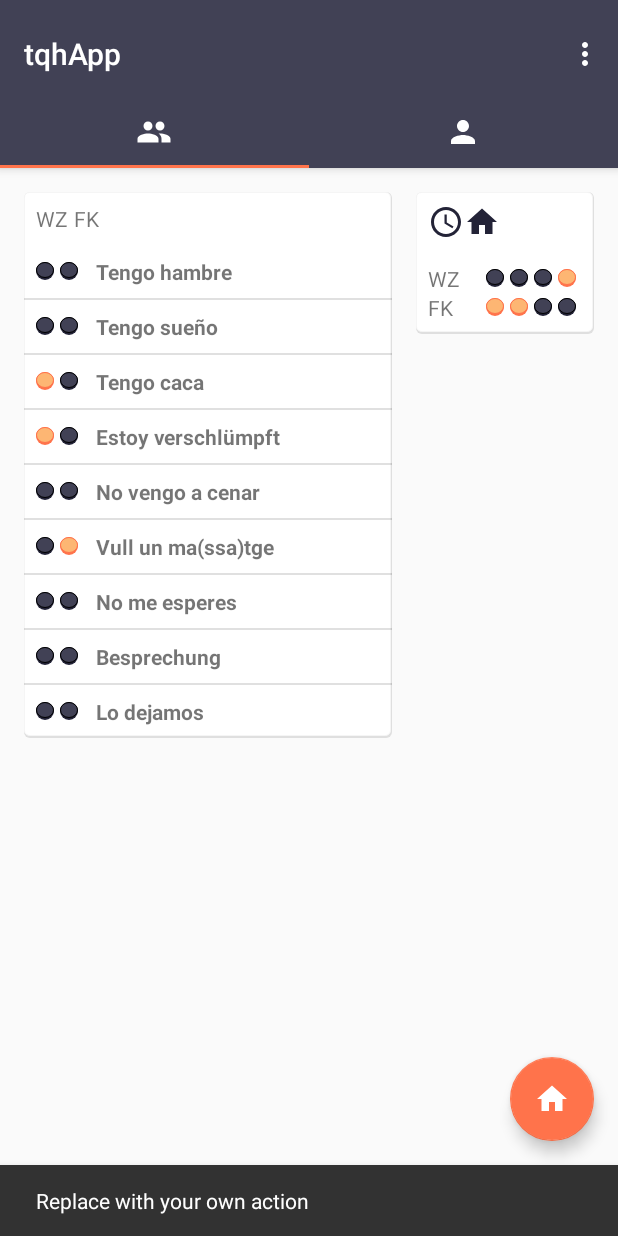
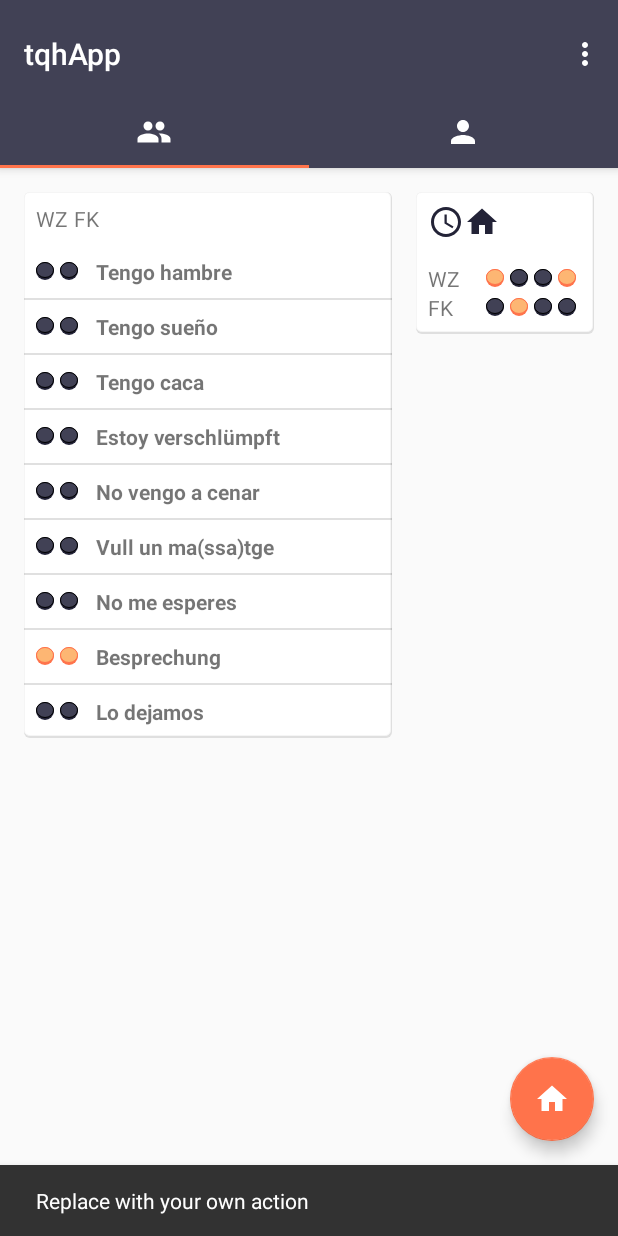
Before and after one commit to farrutapps/tqh, an Android app: the screen it shows after launch (MainActivity), after a tap on an icon or button, on a phone screen of 412 x 824 dp. Run offline under Robolectric (Android 15) with nearby library versions, the phone set to English and light mode, and no system bars.

Commit message:
client_android_app: Created Controller. Clean Code. Local Main Fragment Functionality Tested

```diff
--- a/Client/tqhApp/app/src/main/java/com/farrutaps/tqhapp/Adapters/StatusAdapter.java
+++ b/Client/tqhApp/app/src/main/java/com/farrutaps/tqhapp/Adapters/StatusAdapter.java
@@ -2,8 +2,6 @@ package com.farrutaps.tqhapp.Adapters;
 
 
 import android.content.Context;
-import android.graphics.drawable.GradientDrawable;
-import android.support.v4.content.ContextCompat;
 import android.view.LayoutInflater;
 import android.view.View;
 import android.view.ViewGroup;
@@ -26,11 +24,11 @@ public class StatusAdapter extends BaseAdapter {
     private User userWZ, userFK;
     private LayoutInflater layoutInflater = null;
 
-    public StatusAdapter(Context context, Options[] options, User userWZ, User userFK) {
+    public StatusAdapter(Context context, Options[] options, List<User> users) {
         this.context = context;
         this.options = new ArrayList<>(Arrays.asList(options));
-        this.userWZ = userWZ;
-        this.userFK = userFK;
+        this.userWZ = users.get(0);
+        this.userFK = users.get(1);
         this.layoutInflater = (LayoutInflater) this.context.getSystemService(Context.LAYOUT_INFLATER_SERVICE);
     }
 
@@ -63,9 +61,10 @@ public class StatusAdapter extends BaseAdapter {
 
         // Set item data
         statusHolder.tvStatus.setText(options.get(position).getTitle());
+
         boolean wzOn, fkOn;
-        wzOn = userWZ.getStatus().getStatus(options.get(position));
-        fkOn = userFK.getStatus().getStatus(options.get(position));
+        wzOn = userWZ.getStatus().getOnFromOption(options.get(position));
+        fkOn = userFK.getStatus().getOnFromOption(options.get(position));
         setLedColor(statusHolder.ledWZ, wzOn, convertView);
         setLedColor(statusHolder.ledFK, fkOn, convertView);
 
--- /dev/null
+++ b/Client/tqhApp/app/src/main/java/com/farrutaps/tqhapp/controller/Controller.java
@@ -0,0 +1,32 @@
+package com.farrutaps.tqhapp.controller;
+
+import com.farrutaps.tqhapp.model.User;
+
+import java.util.ArrayList;
+import java.util.List;
+
+public class Controller {
+
+    private static List<User> users;
+    private static User master;
+
+    public Controller()
+    {
+        users = new ArrayList<>();
+        users.add(new User("WZ"));
+        users.add(new User("FK"));
+    }
+
+
+    public static void setMaster(User user) {
+        master = user;
+    }
+
+    public static User getMaster() {
+        return master;
+    }
+
+    public static List<User> getUsers() {
+        return users;
+    }
+}
--- a/Client/tqhApp/app/src/main/java/com/farrutaps/tqhapp/model/Options.java
+++ b/Client/tqhApp/app/src/main/java/com/farrutaps/tqhapp/model/Options.java
@@ -1,4 +1,6 @@
 package com.farrutaps.tqhapp.model;
+
+import java.util.Random;
 
 /**
  * Created by Sònia Batllori on 15/02/2018.
@@ -16,7 +18,6 @@ public enum Options {
     LO_DEJAMOS("Lo dejamos");
 
     private String title;
-
     Options(String title) {
         this.title = title;
     }
@@ -25,4 +26,9 @@ public enum Options {
         return title;
     }
 
+    public Options getRandom() {
+        Random r = new Random();
+        int index = r.nextInt(Options.values().length);
+        return Options.values()[index];
+    }
 }
--- a/Client/tqhApp/app/src/main/java/com/farrutaps/tqhapp/model/Status.java
+++ b/Client/tqhApp/app/src/main/java/com/farrutaps/tqhapp/model/Status.java
@@ -17,11 +17,11 @@ public class Status {
         return statusInfoMap;
     }
 
-    public boolean getStatus(Options op) {
+    public boolean getOnFromOption(Options op) {
         return statusInfoMap.get(op);
     }
 
-    public void setStatus(Options op, Boolean status) {
-        statusInfoMap.put(op, status);
+    public void setOnToOption(Options op, Boolean on) {
+        statusInfoMap.put(op, on);
     }
 }
--- a/Client/tqhApp/app/src/main/java/com/farrutaps/tqhapp/model/User.java
+++ b/Client/tqhApp/app/src/main/java/com/farrutaps/tqhapp/model/User.java
@@ -4,27 +4,31 @@ public class User {
 
     private String username;
     private Status status;
-    private int hour;
+    private int backHome;
 
     public User(String username) {
         this.username = username;
         this.status = new Status();
-        this.hour = 0;
+        this.backHome = 0;
+    }
+
+    public String getUsername() {
+        return username;
+    }
+
+    public void setUsername(String username) {
+        this.username = username;
     }
 
     public Status getStatus() {
         return status;
     }
 
-    public void setStatus(Options op, boolean on) {
-        status.setStatus(op, on);
+    public int getBackHome() {
+        return backHome;
     }
 
-    public int getHour() {
-        return hour;
-    }
-
-    public void setHour(int hour){
-        this.hour = hour;
+    public void setBackHome(int backHome) {
+        this.backHome = backHome;
     }
 }
--- a/Client/tqhApp/app/src/main/java/com/farrutaps/tqhapp/view/MainActivity.java
+++ b/Client/tqhApp/app/src/main/java/com/farrutaps/tqhapp/view/MainActivity.java
@@ -21,66 +21,89 @@ import android.widget.ListView;
 
 import com.farrutaps.tqhapp.Adapters.StatusAdapter;
 import com.farrutaps.tqhapp.R;
+import com.farrutaps.tqhapp.controller.Controller;
 import com.farrutaps.tqhapp.model.Options;
 import com.farrutaps.tqhapp.model.User;
+
+import java.util.Random;
 
 
 public class MainActivity extends AppCompatActivity {
 
     private static final int NUM_TABS = 2;
-    private static User userWZ, userFK;
 
-    /**
-     * The {@link android.support.v4.view.PagerAdapter} that will provide
-     * fragments for each of the sections. We use a
-     * {@link FragmentPagerAdapter} derivative, which will keep every
-     * loaded fragment in memory. If this becomes too memory intensive, it
-     * may be best to switch to a
-     * {@link android.support.v4.app.FragmentStatePagerAdapter}.
-     */
+    /* Activity Resources*/
     private SectionsPagerAdapter mSectionsPagerAdapter;
+    private ViewPager mViewPager;
+    private Toolbar toolbar;
+    private TabLayout tabLayout;
+    private int[] tabLayoutIcons = {R.drawable.ic_people, R.drawable.ic_person};
+    private FloatingActionButton fab;
 
-    /**
-     * The {@link ViewPager} that will host the section contents.
-     */
-    private ViewPager mViewPager;
+    /* Main Fragment Resources */
+    private static ListView lvStatus;
+    private static StatusAdapter lvAdapter;
+    private static ImageView ledWZ1, ledWZ2, ledWZ4, ledWZ8, ledFK1, ledFK2, ledFK4, ledFK8;
+
+    /* User Fragment Resources */
 
     @Override
     protected void onCreate(Bundle savedInstanceState) {
         super.onCreate(savedInstanceState);
         setContentView(R.layout.activity_main);
 
-        Toolbar toolbar = (Toolbar) findViewById(R.id.toolbar);
+        new Controller();
+
+        this.initResources();
+        this.setResources();
+    }
+
+    private void initResources() {
+        toolbar = (Toolbar) findViewById(R.id.toolbar);
+        mViewPager = (ViewPager) findViewById(R.id.container);
+        tabLayout = (TabLayout) findViewById(R.id.tabs);
+        fab = (FloatingActionButton) findViewById(R.id.fab);
+    }
+
+    private void setResources () {
+        /* Toolbar */
         setSupportActionBar(toolbar);
+
+        /* ViewPager */
         // Create the adapter that will return a fragment for each of the
-        // primary sections of the activity.
+        // primary sections of the activity and set up the ViewPager with the sections adapter.
         mSectionsPagerAdapter = new SectionsPagerAdapter(getSupportFragmentManager());
-
-        // Set up the ViewPager with the sections adapter.
-        mViewPager = (ViewPager) findViewById(R.id.container);
         mViewPager.setAdapter(mSectionsPagerAdapter);
 
-        TabLayout tabLayout = (TabLayout) findViewById(R.id.tabs);
+        /* TabLayout */
         tabLayout.setupWithViewPager(mViewPager);
-        // Set icons to the tabs.
-        int[] icons = {R.drawable.ic_people, R.drawable.ic_person};
         for (int i = 0; i < tabLayout.getTabCount(); i++) {
-            tabLayout.getTabAt(i).setIcon(icons[i]);
+            tabLayout.getTabAt(i).setIcon(tabLayoutIcons[i]);
         }
 
-        FloatingActionButton fab = (FloatingActionButton) findViewById(R.id.fab);
+        /* FloatingActionButton */
         fab.setOnClickListener(new View.OnClickListener() {
             @Override
             public void onClick(View view) {
+                // TODO
                 Snackbar.make(view, "Replace with your own action", Snackbar.LENGTH_LONG)
                         .setAction("Action", null).show();
+
+                test(view);
             }
         });
-
-        userWZ = new User("sonia");
-        userFK = new User("sebastian");
     }
 
+    private void test(View view) {
+        Random r = new Random();
+        Controller.getUsers().get(0).getStatus().setOnToOption(Options.HAMBRE.getRandom(), r.nextBoolean());
+        Controller.getUsers().get(1).getStatus().setOnToOption(Options.HAMBRE.getRandom(), r.nextBoolean());
+        lvAdapter.notifyDataSetChanged();
+
+        Controller.getUsers().get(0).setBackHome(r.nextInt(12));
+        Controller.getUsers().get(1).setBackHome(r.nextInt(12));
+        PlaceholderFragment.setBackHomeLeds(view);
+    }
 
     @Override
     public boolean onCreateOptionsMenu(Menu menu) {
@@ -140,59 +163,91 @@ public class MainActivity extends AppCompatActivity {
             {
                 case 1:
                     rootView = inflater.inflate(R.layout.fragment_main, container, false);
-
-                    // List View with status
-                    ListView lvStatus = (ListView) rootView.findViewById(R.id.lv_status);
-                    StatusAdapter lvAdapter = new StatusAdapter(rootView.getContext(), Options.values(), userWZ, userFK);
-                    lvStatus.setAdapter(lvAdapter);
-
-                    // Home back LEDs
-                    ImageView ledWZ1 = (ImageView) rootView.findViewById(R.id.led_wz_1);
-                    ImageView ledWZ2 = (ImageView) rootView.findViewById(R.id.led_wz_2);
-                    ImageView ledWZ4 = (ImageView) rootView.findViewById(R.id.led_wz_4);
-                    ImageView ledWZ8 = (ImageView) rootView.findViewById(R.id.led_wz_8);
-                    ImageView[] ledsWZ = {ledWZ8, ledWZ4, ledWZ2, ledWZ1};
-                    userWZ.setHour(1);
-                    this.setBackHomeLeds(userWZ, ledsWZ, rootView);
-
-                    ImageView ledFK1 = (ImageView) rootView.findViewById(R.id.led_fk_1);
-                    ImageView ledFK2 = (ImageView) rootView.findViewById(R.id.led_fk_2);
-                    ImageView ledFK4 = (ImageView) rootView.findViewById(R.id.led_fk_4);
-                    ImageView ledFK8 = (ImageView) rootView.findViewById(R.id.led_fk_8);
-                    ImageView[] ledsFK = {ledFK8, ledFK4, ledFK2, ledFK1};
-                    userFK.setHour(12);
-                    this.setBackHomeLeds(userFK, ledsFK, rootView);
-
-                    // testing change leds
-                    userWZ.setStatus(Options.EMPITUFE,true);
-                    userWZ.setStatus(Options.CACA,true);
-                    userFK.setStatus(Options.MASATGE,true);
-                    lvAdapter.notifyDataSetChanged();
-
+                    this.setMainFragment(rootView);
                     break;
 
                 case 2:
                     rootView = inflater.inflate(R.layout.fragment_user, container, false);
-
+                    this.setUserFragment(rootView);
                     break;
             }
 
             return rootView;
         }
 
-        private void setBackHomeLeds(User user, ImageView[] leds, View view)
+        /*** MAIN FRAGMENT ***/
+        private void setMainFragment(View rootView) {
+            initMainResources(rootView);
+            setMainResources(rootView);
+        }
+
+        private void initMainResources(View rootView) {
+            // ListView with Status Options for both users
+            lvStatus = (ListView) rootView.findViewById(R.id.lv_status);
+
+            // Back Home LEDs
+            ledWZ1 = (ImageView) rootView.findViewById(R.id.led_wz_1);
+            ledWZ2 = (ImageView) rootView.findViewById(R.id.led_wz_2);
+            ledWZ4 = (ImageView) rootView.findViewById(R.id.led_wz_4);
+            ledWZ8 = (ImageView) rootView.findViewById(R.id.led_wz_8);
+            ledFK1 = (ImageView) rootView.findViewById(R.id.led_fk_1);
+            ledFK2 = (ImageView) rootView.findViewById(R.id.led_fk_2);
+            ledFK4 = (ImageView) rootView.findViewById(R.id.led_fk_4);
+            ledFK8 = (ImageView) rootView.findViewById(R.id.led_fk_8);
+        }
+
+        private void setMainResources(View rootView) {
+            /* ListView */
+            try {
+                lvAdapter = new StatusAdapter(rootView.getContext(), Options.values(), Controller.getUsers());
+                lvStatus.setAdapter(lvAdapter);
+            } catch (Exception e) {}
+
+            /* LEDs */
+            setBackHomeLeds(rootView);
+        }
+
+        public static void setBackHomeLeds(View rootView){
+            ImageView[] ledsWZ = {ledWZ8, ledWZ4, ledWZ2, ledWZ1};
+            try {
+                setUserBackHomeLeds(Controller.getUsers().get(0), ledsWZ, rootView);
+            } catch (Exception e) {}
+
+            ImageView[] ledsFK = {ledFK8, ledFK4, ledFK2, ledFK1};
+            try {
+                setUserBackHomeLeds(Controller.getUsers().get(1), ledsFK, rootView);
+            } catch (Exception e) {}
+        }
+
+        private static void setUserBackHomeLeds(User user, ImageView[] leds, View rootView)
         {
-            String binStr = Integer.toBinaryString(user.getHour());
-            while(binStr.length() < 4)
-            {
+            // Get the decimal hour in binary base with 4 digits
+            String binStr = Integer.toBinaryString(user.getBackHome());
+            while (binStr.length() < 4) {
                 binStr = "0" + binStr;
             }
+
+            // Turn the LEDs on or off depending on the binary result
             for(int i = 0; i < binStr.length(); i++) {
                 if (binStr.charAt(i) == '1')
-                    leds[i].setBackground(view.getResources().getDrawable(R.drawable.led_on));
+                    leds[i].setBackground(rootView.getResources().getDrawable(R.drawable.led_on));
                 else
-                    leds[i].setBackground(view.getResources().getDrawable(R.drawable.led_off));
+                    leds[i].setBackground(rootView.getResources().getDrawable(R.drawable.led_off));
             }
+        }
+
+        /*** USER FRAGMENT ***/
+        private void setUserFragment(View rootView) {
+            initUserResources(rootView);
+            setUserResources(rootView);
+        }
+
+        private void initUserResources(View rootView) {
+            // TODO
+        }
+
+        private void setUserResources(View rootView) {
+            // TODO
         }
     }
 
@@ -222,12 +277,6 @@ public class MainActivity extends AppCompatActivity {
 
         @Override
         public CharSequence getPageTitle(int position) {
-            /*switch (position) {
-                case 0:
-                    return "SECTION 1";
-                case 1:
-                    return "SECTION 2";
-            }*/
             return null;
         }
     }
```
